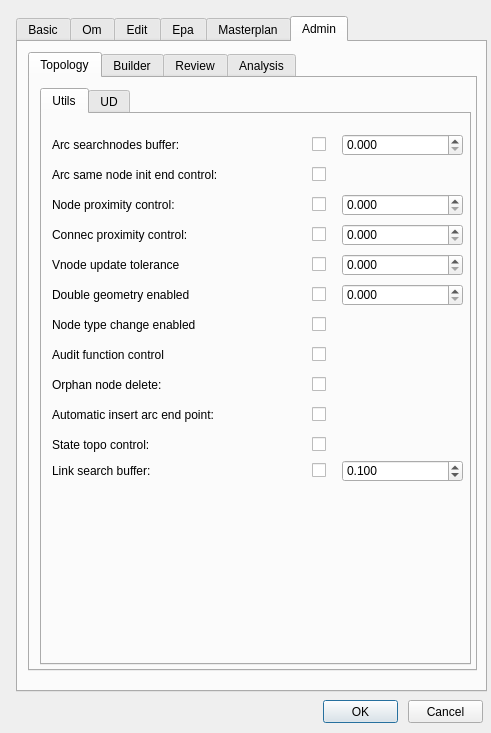
Before: the Qt Designer form ui/config.ui in Giswater/giswater_qgis_plugin, drawn with Qt 5.
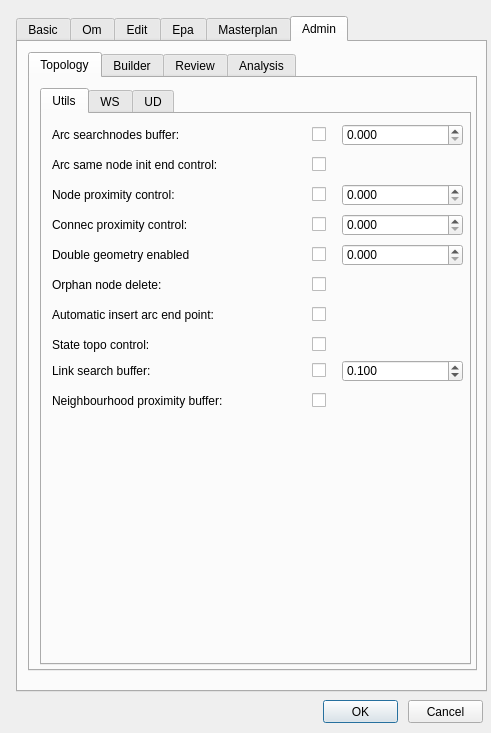
After: the same form once the commit is applied. The open tabs and pages were chosen to show the change.

Commit message: #376 Enhance config form code.

```diff
--- a/ui/config.ui
+++ b/ui/config.ui
@@ -3651,7 +3651,7 @@
          <property name="geometry">
           <rect>
            <x>10</x>
-           <y>50</y>
+           <y>40</y>
            <width>253</width>
            <height>22</height>
           </rect>
@@ -3687,7 +3687,7 @@
          <property name="geometry">
           <rect>
            <x>10</x>
-           <y>80</y>
+           <y>70</y>
            <width>251</width>
            <height>22</height>
           </rect>
@@ -3723,7 +3723,7 @@
          <property name="geometry">
           <rect>
            <x>300</x>
-           <y>20</y>
+           <y>10</y>
            <width>121</width>
            <height>22</height>
           </rect>
@@ -3742,7 +3742,7 @@
          <property name="geometry">
           <rect>
            <x>10</x>
-           <y>20</y>
+           <y>10</y>
            <width>241</width>
            <height>22</height>
           </rect>
@@ -3778,7 +3778,7 @@
          <property name="geometry">
           <rect>
            <x>300</x>
-           <y>110</y>
+           <y>100</y>
            <width>121</width>
            <height>22</height>
           </rect>
@@ -3797,7 +3797,7 @@
          <property name="geometry">
           <rect>
            <x>300</x>
-           <y>80</y>
+           <y>70</y>
            <width>121</width>
            <height>22</height>
           </rect>
@@ -3816,7 +3816,7 @@
          <property name="geometry">
           <rect>
            <x>270</x>
-           <y>110</y>
+           <y>100</y>
            <width>20</width>
            <height>21</height>
           </rect>
@@ -3829,7 +3829,7 @@
          <property name="geometry">
           <rect>
            <x>10</x>
-           <y>110</y>
+           <y>100</y>
            <width>241</width>
            <height>22</height>
           </rect>
@@ -3865,7 +3865,7 @@
          <property name="geometry">
           <rect>
            <x>270</x>
-           <y>80</y>
+           <y>70</y>
            <width>20</width>
            <height>21</height>
           </rect>
@@ -3878,7 +3878,7 @@
          <property name="geometry">
           <rect>
            <x>270</x>
-           <y>20</y>
+           <y>10</y>
            <width>20</width>
            <height>21</height>
           </rect>
@@ -3891,7 +3891,7 @@
          <property name="geometry">
           <rect>
            <x>270</x>
-           <y>50</y>
+           <y>40</y>
            <width>20</width>
            <height>21</height>
           </rect>
@@ -3900,66 +3900,11 @@
           <string/>
          </property>
         </widget>
-        <widget class="QDoubleSpinBox" name="vnode_update_tolerance">
-         <property name="geometry">
-          <rect>
-           <x>300</x>
-           <y>140</y>
-           <width>121</width>
-           <height>22</height>
-          </rect>
-         </property>
-         <property name="locale">
-          <locale language="English" country="UnitedKingdom"/>
-         </property>
-         <property name="decimals">
-          <number>3</number>
-         </property>
-         <property name="singleStep">
-          <double>0.010000000000000</double>
-         </property>
-        </widget>
-        <widget class="QLabel" name="label_vnode_update_tolerance">
-         <property name="geometry">
-          <rect>
-           <x>10</x>
-           <y>140</y>
-           <width>231</width>
-           <height>22</height>
-          </rect>
-         </property>
-         <property name="font">
-          <font>
-           <pointsize>9</pointsize>
-          </font>
-         </property>
-         <property name="frameShape">
-          <enum>QFrame::NoFrame</enum>
-         </property>
-         <property name="frameShadow">
-          <enum>QFrame::Plain</enum>
-         </property>
-         <property name="text">
-          <string>Vnode update tolerance</string>
-         </property>
-         <property name="textFormat">
-          <enum>Qt::AutoText</enum>
-         </property>
-         <property name="scaledContents">
-          <bool>false</bool>
-         </property>
-         <property name="alignment">
-          <set>Qt::AlignLeading|Qt::AlignLeft|Qt::AlignVCenter</set>
-         </property>
-         <property name="margin">
-          <number>3</number>
-         </property>
-        </widget>
         <widget class="QCheckBox" name="buffer_value_control">
          <property name="geometry">
           <rect>
            <x>270</x>
-           <y>170</y>
+           <y>130</y>
            <width>20</width>
            <height>21</height>
           </rect>
@@ -3972,7 +3917,7 @@
          <property name="geometry">
           <rect>
            <x>10</x>
-           <y>170</y>
+           <y>130</y>
            <width>231</width>
            <height>22</height>
           </rect>
@@ -4008,7 +3953,7 @@
          <property name="geometry">
           <rect>
            <x>300</x>
-           <y>170</y>
+           <y>130</y>
            <width>121</width>
            <height>22</height>
           </rect>
@@ -4023,109 +3968,11 @@
           <double>0.010000000000000</double>
          </property>
         </widget>
-        <widget class="QCheckBox" name="nodetype_change_enabled">
-         <property name="geometry">
-          <rect>
-           <x>270</x>
-           <y>200</y>
-           <width>20</width>
-           <height>21</height>
-          </rect>
-         </property>
-         <property name="text">
-          <string/>
-         </property>
-        </widget>
-        <widget class="QLabel" name="label_nodetype_change_enabled">
-         <property name="geometry">
-          <rect>
-           <x>10</x>
-           <y>200</y>
-           <width>231</width>
-           <height>22</height>
-          </rect>
-         </property>
-         <property name="font">
-          <font>
-           <pointsize>9</pointsize>
-          </font>
-         </property>
-         <property name="frameShape">
-          <enum>QFrame::NoFrame</enum>
-         </property>
-         <property name="frameShadow">
-          <enum>QFrame::Plain</enum>
-         </property>
-         <property name="text">
-          <string>Node type change enabled</string>
-         </property>
-         <property name="textFormat">
-          <enum>Qt::AutoText</enum>
-         </property>
-         <property name="scaledContents">
-          <bool>false</bool>
-         </property>
-         <property name="alignment">
-          <set>Qt::AlignLeading|Qt::AlignLeft|Qt::AlignVCenter</set>
-         </property>
-         <property name="margin">
-          <number>3</number>
-         </property>
-        </widget>
-        <widget class="QCheckBox" name="audit_function_control">
-         <property name="geometry">
-          <rect>
-           <x>270</x>
-           <y>230</y>
-           <width>20</width>
-           <height>21</height>
-          </rect>
-         </property>
-         <property name="text">
-          <string/>
-         </property>
-        </widget>
-        <widget class="QLabel" name="label_audit_function_control">
-         <property name="geometry">
-          <rect>
-           <x>10</x>
-           <y>230</y>
-           <width>231</width>
-           <height>22</height>
-          </rect>
-         </property>
-         <property name="font">
-          <font>
-           <pointsize>9</pointsize>
-          </font>
-         </property>
-         <property name="frameShape">
-          <enum>QFrame::NoFrame</enum>
-         </property>
-         <property name="frameShadow">
-          <enum>QFrame::Plain</enum>
-         </property>
-         <property name="text">
-          <string>Audit function control</string>
-         </property>
-         <property name="textFormat">
-          <enum>Qt::AutoText</enum>
-         </property>
-         <property name="scaledContents">
-          <bool>false</bool>
-         </property>
-         <property name="alignment">
-          <set>Qt::AlignLeading|Qt::AlignLeft|Qt::AlignVCenter</set>
-         </property>
-         <property name="margin">
-          <number>3</number>
-         </property>
-        </widget>
         <widget class="QCheckBox" name="orphannode_delete">
          <property name="geometry">
           <rect>
            <x>270</x>
-           <y>260</y>
+           <y>160</y>
            <width>20</width>
            <height>21</height>
           </rect>
@@ -4138,7 +3985,7 @@
          <property name="geometry">
           <rect>
            <x>10</x>
-           <y>260</y>
+           <y>160</y>
            <width>261</width>
            <height>22</height>
           </rect>
@@ -4174,7 +4021,7 @@
          <property name="geometry">
           <rect>
            <x>10</x>
-           <y>290</y>
+           <y>190</y>
            <width>261</width>
            <height>21</height>
           </rect>
@@ -4210,7 +4057,7 @@
          <property name="geometry">
           <rect>
            <x>270</x>
-           <y>290</y>
+           <y>190</y>
            <width>20</width>
            <height>21</height>
           </rect>
@@ -4223,7 +4070,7 @@
          <property name="geometry">
           <rect>
            <x>10</x>
-           <y>320</y>
+           <y>220</y>
            <width>261</width>
            <height>21</height>
           </rect>
@@ -4259,7 +4106,7 @@
          <property name="geometry">
           <rect>
            <x>270</x>
-           <y>320</y>
+           <y>220</y>
            <width>20</width>
            <height>21</height>
           </rect>
@@ -4272,7 +4119,7 @@
          <property name="geometry">
           <rect>
            <x>10</x>
-           <y>346</y>
+           <y>246</y>
            <width>241</width>
            <height>22</height>
           </rect>
@@ -4308,7 +4155,7 @@
          <property name="geometry">
           <rect>
            <x>300</x>
-           <y>346</y>
+           <y>246</y>
            <width>121</width>
            <height>22</height>
           </rect>
@@ -4330,7 +4177,7 @@
          <property name="geometry">
           <rect>
            <x>270</x>
-           <y>346</y>
+           <y>246</y>
            <width>20</width>
            <height>21</height>
           </rect>
@@ -4339,11 +4186,47 @@
           <string/>
          </property>
         </widget>
-        <widget class="QCheckBox" name="vnode_update_tolerance_control">
+        <widget class="QLabel" name="label_proximity_buffer">
          <property name="geometry">
           <rect>
+           <x>10</x>
+           <y>276</y>
+           <width>261</width>
+           <height>21</height>
+          </rect>
+         </property>
+         <property name="font">
+          <font>
+           <pointsize>9</pointsize>
+          </font>
+         </property>
+         <property name="frameShape">
+          <enum>QFrame::NoFrame</enum>
+         </property>
+         <property name="frameShadow">
+          <enum>QFrame::Plain</enum>
+         </property>
+         <property name="text">
+          <string>Neighbourhood proximity buffer:</string>
+         </property>
+         <property name="textFormat">
+          <enum>Qt::AutoText</enum>
+         </property>
+         <property name="scaledContents">
+          <bool>false</bool>
+         </property>
+         <property name="alignment">
+          <set>Qt::AlignLeading|Qt::AlignLeft|Qt::AlignVCenter</set>
+         </property>
+         <property name="margin">
+          <number>3</number>
+         </property>
+        </widget>
+        <widget class="QCheckBox" name="chk_proximity_buffer">
+         <property name="geometry">
+          <rect>
            <x>270</x>
-           <y>140</y>
+           <y>276</y>
            <width>20</width>
            <height>21</height>
           </rect>
@@ -4353,6 +4236,79 @@
          </property>
         </widget>
        </widget>
+       <widget class="QWidget" name="tab_11">
+        <attribute name="title">
+         <string>WS</string>
+        </attribute>
+        <widget class="QLabel" name="label_node2arc">
+         <property name="geometry">
+          <rect>
+           <x>10</x>
+           <y>10</y>
+           <width>199</width>
+           <height>31</height>
+          </rect>
+         </property>
+         <property name="font">
+          <font>
+           <pointsize>9</pointsize>
+          </font>
+         </property>
+         <property name="frameShape">
+          <enum>QFrame::NoFrame</enum>
+         </property>
+         <property name="frameShadow">
+          <enum>QFrame::Plain</enum>
+         </property>
+         <property name="text">
+          <string>Node Tolerance (arc divide) :</string>
+         </property>
+         <property name="textFormat">
+          <enum>Qt::AutoText</enum>
+         </property>
+         <property name="scaledContents">
+          <bool>false</bool>
+         </property>
+         <property name="alignment">
+          <set>Qt::AlignLeading|Qt::AlignLeft|Qt::AlignVCenter</set>
+         </property>
+         <property name="margin">
+          <number>3</number>
+         </property>
+        </widget>
+        <widget class="QCheckBox" name="node2arc_control">
+         <property name="geometry">
+          <rect>
+           <x>268</x>
+           <y>10</y>
+           <width>20</width>
+           <height>21</height>
+          </rect>
+         </property>
+         <property name="text">
+          <string/>
+         </property>
+        </widget>
+        <widget class="QDoubleSpinBox" name="node2arc">
+         <property name="geometry">
+          <rect>
+           <x>298</x>
+           <y>10</y>
+           <width>121</width>
+           <height>22</height>
+          </rect>
+         </property>
+         <property name="locale">
+          <locale language="English" country="UnitedKingdom"/>
+         </property>
+         <property name="decimals">
+          <number>3</number>
+         </property>
+         <property name="singleStep">
+          <double>0.010000000000000</double>
+         </property>
+        </widget>
+       </widget>
        <widget class="QWidget" name="tab_24">
         <attribute name="title">
          <string>UD</string>
```
Left out of the diff: 84 changed lines with no effect on the pictures. The commit also changes 1 other file.
